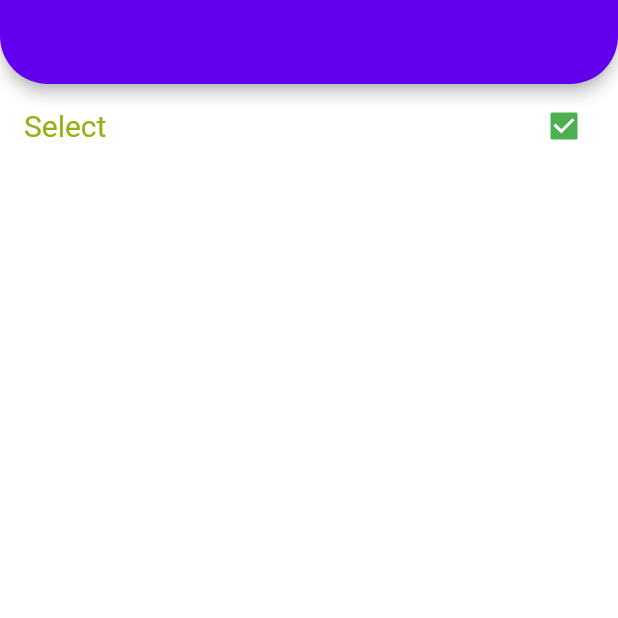
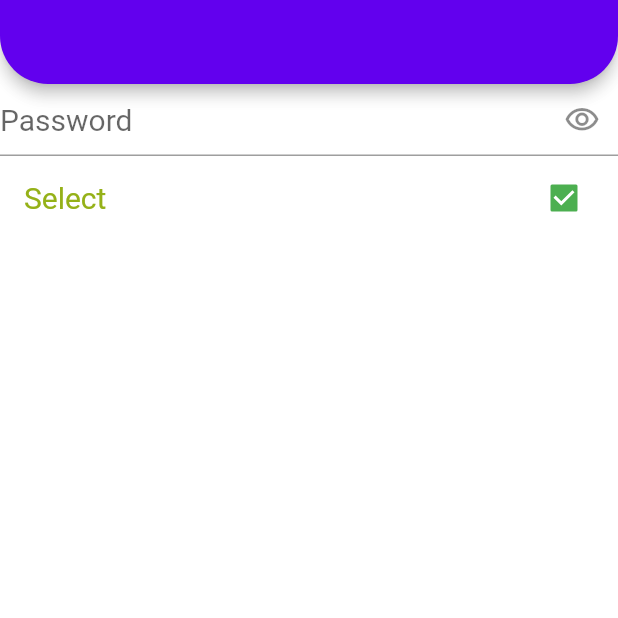
Before and after one commit to MustafaZeren/flutter-learning-process, a Flutter app: the screen it shows after launch, on a phone screen of 412 x 824 dp, the top half of it. Run offline on Flutter 3.47's test engine with Material 2 defaults, Android fonts, the phone set to English and light mode, and no system bars; our stand-ins replace dio, flutter_spinkit.

Commit message:
Customized PasswordTextField demo

```diff
--- a/lib/202/theme_learn_view.dart
+++ b/lib/202/theme_learn_view.dart
@@ -1,4 +1,5 @@
 import 'package:flutter/material.dart';
+import 'package:flutter_learn_project/demos/password_text_field.dart';
 
 class ThemeLearnView extends StatefulWidget {
   const ThemeLearnView({Key? key}) : super(key: key);
@@ -13,11 +14,12 @@ class _ThemeLearnViewState extends State<ThemeLearnView> {
     return Scaffold(
       appBar: AppBar(),
       body: Column(children: [
+        const PasswordTextField(),
         CheckboxListTile(
           value: true,
           onChanged: (val) {},
-          title: Text('Select'),
-        )
+          title: const Text('Select'),
+        ),
       ]),
     );
   }
--- /dev/null
+++ b/lib/demos/password_text_field.dart
@@ -0,0 +1,44 @@
+import 'package:flutter/material.dart';
+
+class PasswordTextField extends StatefulWidget {
+  const PasswordTextField({Key? key, this.controller}) : super(key: key);
+  final TextEditingController? controller;
+
+  @override
+  State<PasswordTextField> createState() => _PasswordTextFieldState();
+}
+
+class _PasswordTextFieldState extends State<PasswordTextField> {
+  bool _isSecure = true;
+  void _changeLoading() {
+    setState(() {
+      _isSecure = !_isSecure;
+    });
+  }
+
+  @override
+  Widget build(BuildContext context) {
+    return TextField(
+      controller: widget.controller,
+      autofillHints: const [AutofillHints.password],
+      keyboardType: TextInputType.visiblePassword,
+      obscureText: _isSecure,
+      obscuringCharacter: '-',
+      decoration: InputDecoration(
+          border: const UnderlineInputBorder(),
+          hintText: 'Password',
+          suffixIcon: _onVisibilityIcon()),
+    );
+  }
+
+  IconButton _onVisibilityIcon() {
+    return IconButton(
+        onPressed: _changeLoading,
+        // icon: Icon(_isSecure ? Icons.visibility : Icons.visibility_off))
+        icon: AnimatedCrossFade(
+            firstChild: const Icon(Icons.visibility_outlined),
+            secondChild: const Icon(Icons.visibility_off_outlined),
+            crossFadeState: _isSecure ? CrossFadeState.showFirst : CrossFadeState.showSecond,
+            duration: const Duration(seconds: 2)));
+  }
+}
--- a/lib/main.dart
+++ b/lib/main.dart
@@ -14,6 +14,7 @@ import 'package:flutter_learn_project/demos/my_collections_view.dart';
 import '202/some_spinkits_examples.dart';
 import '202/service/service_post_learn_view.dart';
 import '202/theme/light_theme.dart';
+import '202/widget_size_enum_learn_view.dart';
 
 void main() {
   runApp(const MyApp());
```
Also changed, not shown: lib/202/widget_size_enum_learn_view.dart (added, +34 -0 lines).
